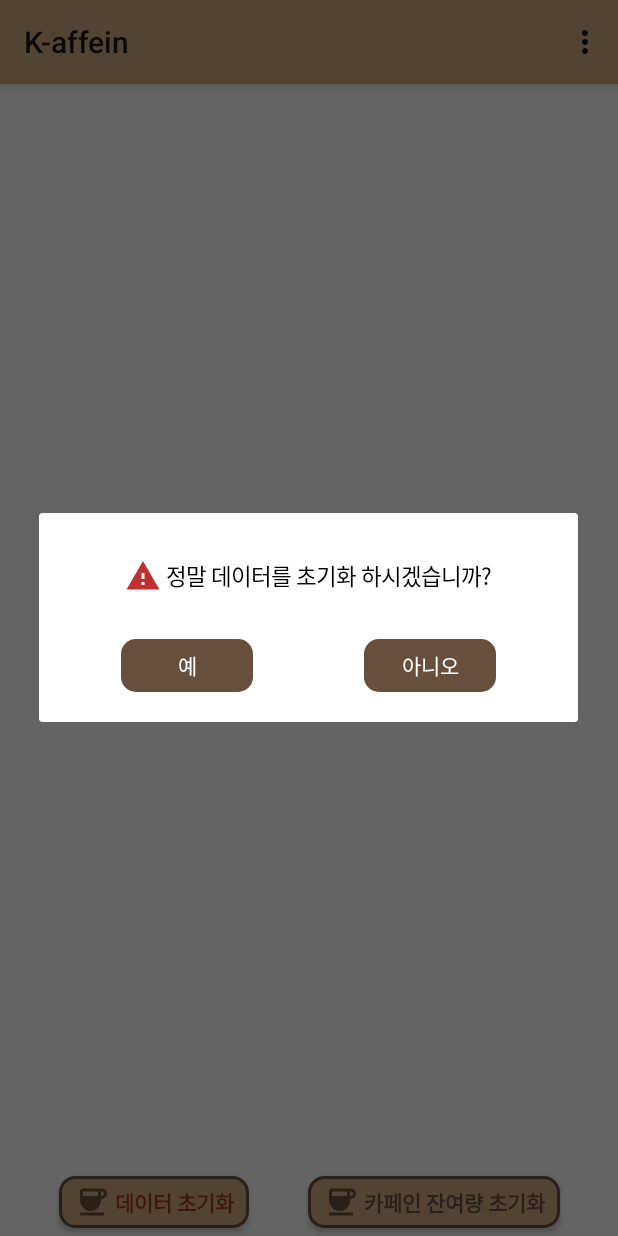
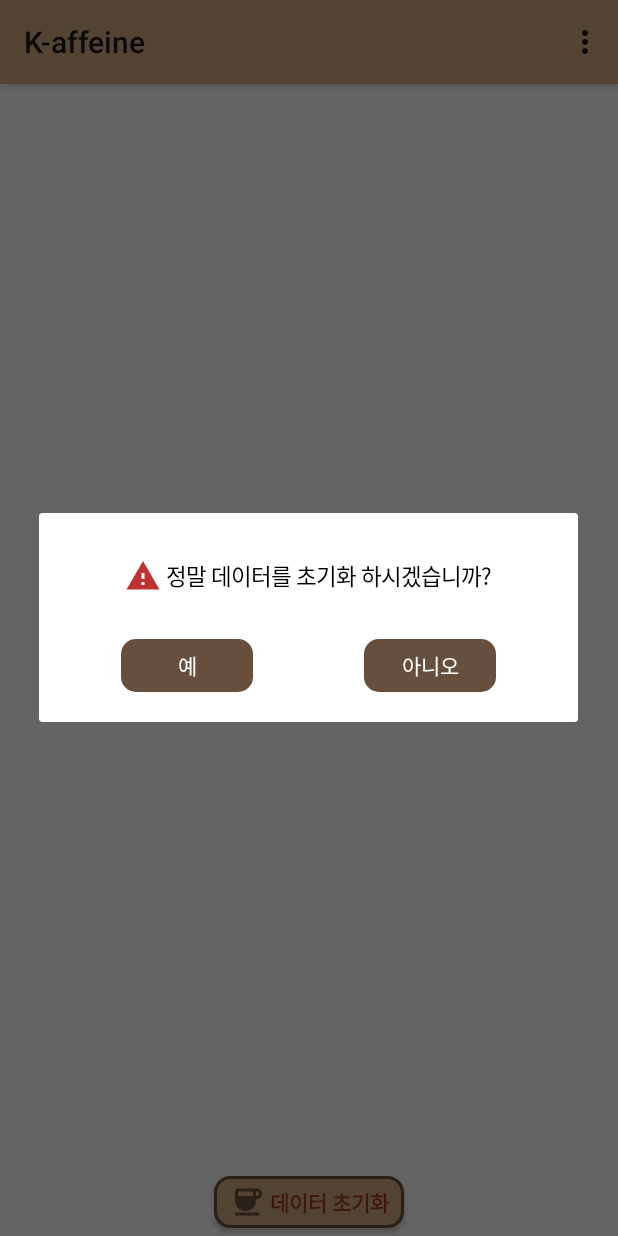
Before and after one commit to eunhaeKim/FinalProject, an Android app: the PersonnelList screen opened directly, with no data from a screen before it, after a tap on "데이터 초기화", on a phone screen of 412 x 824 dp. Run offline under Robolectric (Android 15) with nearby library versions, the phone set to English and light mode, and no system bars.

Commit message:
초기화 버튼 삭제

```diff
--- a/app/src/main/res/layout/activity_main.xml
+++ b/app/src/main/res/layout/activity_main.xml
@@ -4,13 +4,14 @@
     xmlns:tools="http://schemas.android.com/tools"
     android:layout_width="match_parent"
     android:layout_height="match_parent"
+    android:background="#ffffff"
     tools:context=".MainActivity">
 
     <TextView
         android:id="@+id/textView24"
         android:layout_width="wrap_content"
         android:layout_height="wrap_content"
-        android:text="K-affein"
+        android:text="K-affeine"
         android:textColor="@color/brown_dark"
         android:textSize="50sp"
         android:textStyle="bold"
--- a/app/src/main/res/layout/activity_personnel_list.xml
+++ b/app/src/main/res/layout/activity_personnel_list.xml
@@ -53,25 +53,6 @@
             android:layout_height="0dp"
             android:layout_weight="1" />
 
-        <Button
-            android:id="@+id/btn_cafTotalReset"
-            android:layout_width="wrap_content"
-            android:layout_height="wrap_content"
-            android:layout_marginTop="5dp"
-            android:layout_marginBottom="5dp"
-            android:background="@drawable/button_shape"
-            android:drawableLeft="@drawable/ic_baseline_coffee_24"
-            android:paddingLeft="10dp"
-            android:paddingRight="10dp"
-            android:text=" 카페인 잔여량 초기화"
-            android:textColor="@color/brown_dark"
-            android:textStyle="bold" />
-
-        <View
-            android:layout_width="0dp"
-            android:layout_height="0dp"
-            android:layout_weight="1" />
-
     </LinearLayout>
 
 </LinearLayout>
--- a/app/src/main/res/layout/activity_personnel_reg.xml
+++ b/app/src/main/res/layout/activity_personnel_reg.xml
@@ -112,7 +112,9 @@
             android:id="@+id/btnRegister"
             android:layout_width="wrap_content"
             android:layout_height="wrap_content"
+            android:background="@drawable/button_shape"
             android:text="입력"
+            android:textColor="@color/brown_dark"
             android:textSize="16sp" />
     </LinearLayout>
 
--- a/app/src/main/res/values/strings.xml
+++ b/app/src/main/res/values/strings.xml
@@ -1,5 +1,5 @@
 <resources>
-    <string name="app_name">K-affein</string>
+    <string name="app_name">K-affeine</string>
     <string name="action_home">홈</string>
     <string name="action_reg">카페인 섭취량 등록</string>
     <string name="action_list">일별 카페인 섭취량</string>
```
Also changed, not shown: app/src/main/java/com/example/finalproject/PersonnelList.kt (+0 -46 lines), app/src/main/java/com/example/finalproject/PersonnelReg.kt (+0 -7 lines).
